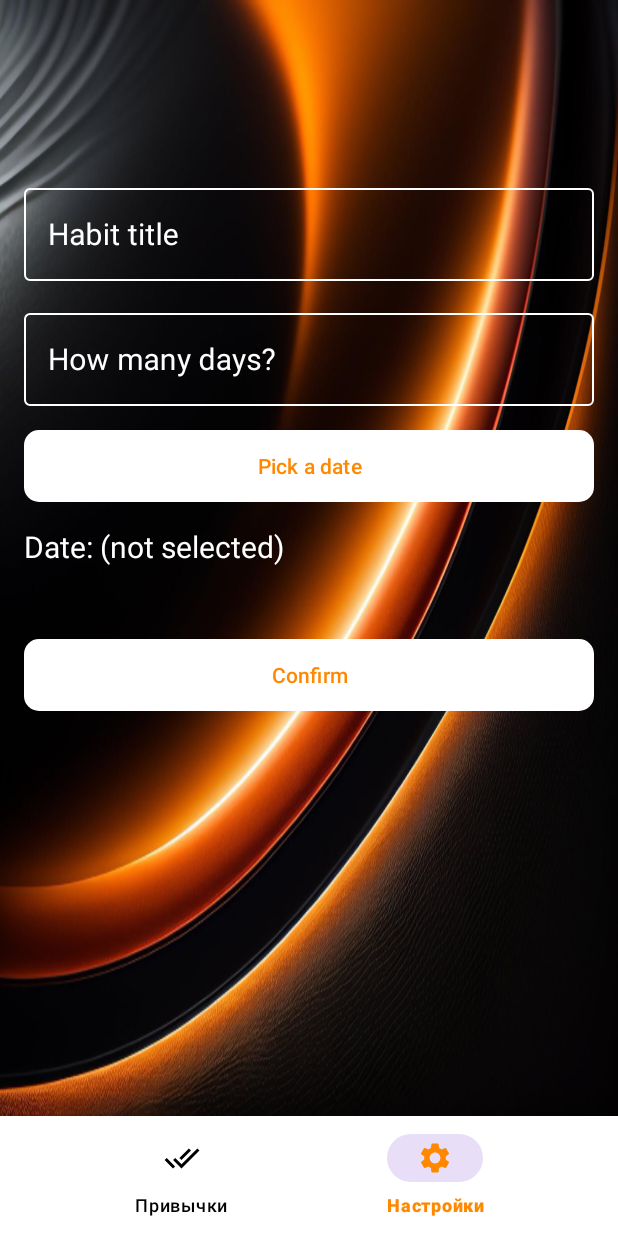
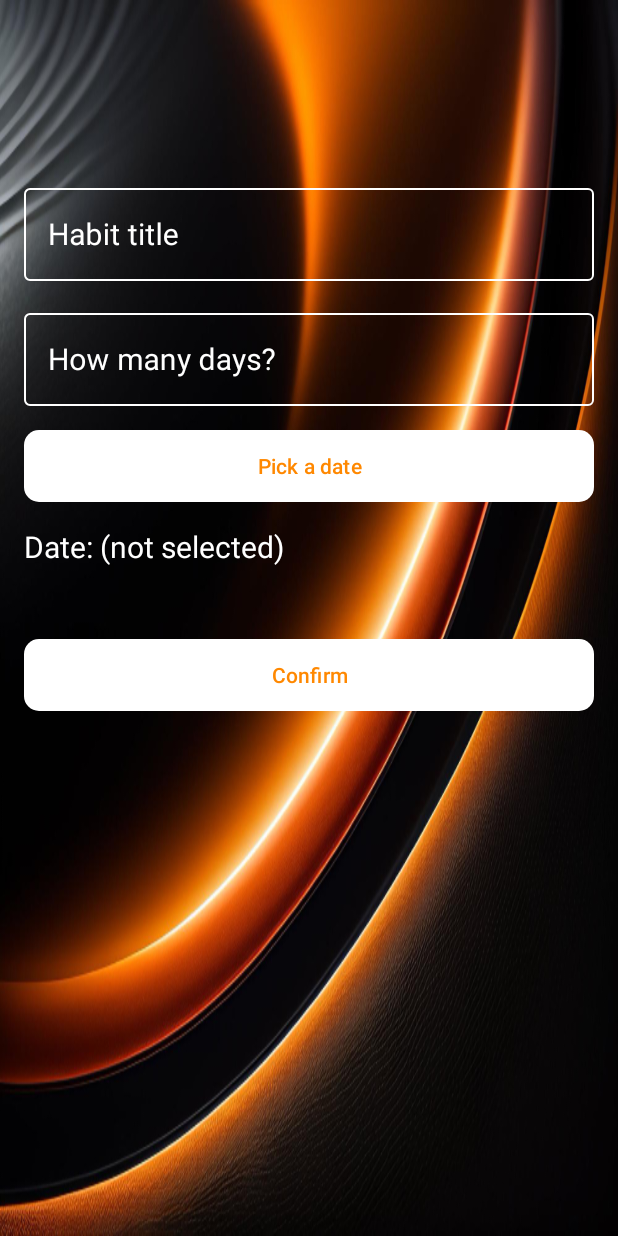
Before and after one commit to vladislav-8/MyHabitReminder, an Android app: the CreateHabitFragment screen opened through its navigation route, on a phone screen of 412 x 824 dp. Run offline under Robolectric (Android 15) with nearby library versions, the phone set to English and light mode, and no system bars; our stand-ins replace Firebase (no records; nobody signed in at launch, a user with empty details on screens opened directly), navigation-ui.

Commit message:
some fixes

```diff
--- a/app/src/main/AndroidManifest.xml
+++ b/app/src/main/AndroidManifest.xml
@@ -15,7 +15,7 @@
         android:screenOrientation="portrait"
         android:supportsRtl="true"
         android:theme="@style/Theme.MyHabitReminder"
-        android:windowSoftInputMode="adjustPan"
+        android:windowSoftInputMode="adjustNothing"
         tools:targetApi="31">
         <activity
             android:name=".MainActivity"
--- a/app/src/main/java/com/practicum/myhabitreminder/MainActivity.kt
+++ b/app/src/main/java/com/practicum/myhabitreminder/MainActivity.kt
@@ -22,15 +22,6 @@ class MainActivity : AppCompatActivity() {
         val navHostFragment = supportFragmentManager.findFragmentById(R.id.fragment_container_view) as NavHostFragment
         val navController = navHostFragment.navController
 
-        mainBinding.bottomNavigationView.setupWithNavController(navController)
-
-        navController.addOnDestinationChangedListener { _, destination, _ ->
-            when (destination.id) {
-                R.id.loginFragment, R.id.newAccountFragment -> mainBinding.bottomNavigationView.isVisible = false
-                else -> mainBinding.bottomNavigationView.isVisible = true
-            }
-        }
-
         viewModel.getAuthState().observe(this) { isSignedIn ->
             if (isSignedIn)
                 navController.navigate(R.id.appFragment)
--- a/app/src/main/java/com/practicum/myhabitreminder/presentation/fragments/AppFragment.kt
+++ b/app/src/main/java/com/practicum/myhabitreminder/presentation/fragments/AppFragment.kt
@@ -70,7 +70,7 @@ class AppFragment : Fragment() {
 
     private fun initListeners() {
         binding.fabAdd.setOnClickListener {
-            findNavController().navigate(R.id.action_appFragment_to_creatHabitFragment)
+            findNavController().navigate(R.id.action_appFragment_to_createHabitFragment)
         }
         binding.deleteHabitsButton.setOnClickListener {
             viewModel.deleteAllHabits()
--- a/app/src/main/java/com/practicum/myhabitreminder/presentation/fragments/CreateHabitFragment.kt
+++ b/app/src/main/java/com/practicum/myhabitreminder/presentation/fragments/CreateHabitFragment.kt
@@ -8,6 +8,9 @@ import android.view.View
 import android.view.ViewGroup
 import android.widget.DatePicker
 import android.widget.Toast
+import androidx.activity.OnBackPressedCallback
+import androidx.navigation.NavController
+import androidx.navigation.NavHostController
 import androidx.navigation.fragment.findNavController
 import com.practicum.myhabitreminder.R
 import com.practicum.myhabitreminder.common.utils.Calculations
@@ -44,12 +47,7 @@ class CreateHabitFragment : Fragment(),
         }*/ // tut shutki pribautki
     }
 
-    override fun onDestroyView() {
-        super.onDestroyView()
-        _binding = null
-    }
-
-    private fun initListeners() {
+        private fun initListeners() {
         binding.btnPickDate.setOnClickListener {
             getDateCalendar()
             DatePickerDialog(requireContext(), this, viewModel.year, viewModel.month, viewModel.day).show()
@@ -84,4 +82,9 @@ class CreateHabitFragment : Fragment(),
         viewModel.month = cal.get(Calendar.MONTH)
         viewModel.year = cal.get(Calendar.YEAR)
     }
+
+    override fun onDestroyView() {
+        super.onDestroyView()
+        _binding = null
+    }
 }
--- a/app/src/main/res/layout/activity_main.xml
+++ b/app/src/main/res/layout/activity_main.xml
@@ -9,20 +9,12 @@
     <androidx.fragment.app.FragmentContainerView
         android:id="@+id/fragment_container_view"
         android:name="androidx.navigation.fragment.NavHostFragment"
-        android:layout_width="0dp"
-        android:layout_height="0dp"
+        android:layout_width="match_parent"
+        android:layout_height="match_parent"
         app:defaultNavHost="true"
-        app:layout_constraintBottom_toTopOf="@id/bottomNavigationView"
         app:layout_constraintEnd_toEndOf="parent"
         app:layout_constraintStart_toStartOf="parent"
         app:layout_constraintTop_toTopOf="parent"
         app:navGraph="@navigation/main_navigation_graph" />
 
-    <com.google.android.material.bottomnavigation.BottomNavigationView
-        android:id="@+id/bottomNavigationView"
-        style="@style/NavigationViewStyle"
-        app:layout_constraintBottom_toBottomOf="parent"
-        app:layout_constraintEnd_toEndOf="parent"
-        app:layout_constraintStart_toStartOf="parent" />
-
 </androidx.constraintlayout.widget.ConstraintLayout>
--- a/app/src/main/res/layout/fragment_create_habit.xml
+++ b/app/src/main/res/layout/fragment_create_habit.xml
@@ -34,6 +34,7 @@
         android:layout_marginHorizontal="@dimen/margin_horizontal_16dp"
         android:layout_marginTop="@dimen/marginTop_16"
         android:hint="@string/how_many_days"
+        android:inputType="number"
         android:theme="@style/ThemeOverlay.AppTheme.TextInputEditText.Outlined"
         app:layout_constraintStart_toStartOf="parent"
         app:layout_constraintTop_toBottomOf="@id/et_habitTitle_1">
@@ -42,7 +43,8 @@
             android:id="@+id/et_habitDescription"
             style="@style/EditTextStyle"
             android:layout_width="match_parent"
-            android:layout_height="wrap_content" />
+            android:layout_height="wrap_content"
+            android:inputType="number" />
     </com.google.android.material.textfield.TextInputLayout>
 
     <Button
--- a/app/src/main/res/menu/bottom_navigation_menu.xml
+++ b/app/src/main/res/menu/bottom_navigation_menu.xml
@@ -7,7 +7,7 @@
         android:title="@string/habits" />
 
     <item
-        android:id="@+id/createHabitFragment"
+        android:id="@+id/SettingsFragment"
         android:icon="@drawable/ic_settings"
         android:title="@string/settings" />
 
--- a/app/src/main/res/navigation/main_navigation_graph.xml
+++ b/app/src/main/res/navigation/main_navigation_graph.xml
@@ -25,18 +25,14 @@
         android:label="fragment_app"
         tools:layout="@layout/fragment_app" >
         <action
-            android:id="@+id/action_appFragment_to_creatHabitFragment"
+            android:id="@+id/action_appFragment_to_createHabitFragment"
             app:destination="@id/createHabitFragment" />
     </fragment>
     <fragment
         android:id="@+id/createHabitFragment"
         android:name="com.practicum.myhabitreminder.presentation.fragments.CreateHabitFragment"
-        android:label="fragment_creat_habit"
-        tools:layout="@layout/fragment_create_habit" >
-        <action
-            android:id="@+id/action_creatHabitFragment_to_appFragment"
-            app:destination="@id/appFragment" />
-    </fragment>
+        android:label="fragment_create_habit"
+        tools:layout="@layout/fragment_create_habit" />
     <fragment
         android:id="@+id/newAccountFragment"
         android:name="com.practicum.myhabitreminder.presentation.fragments.NewAccountFragment"
```
